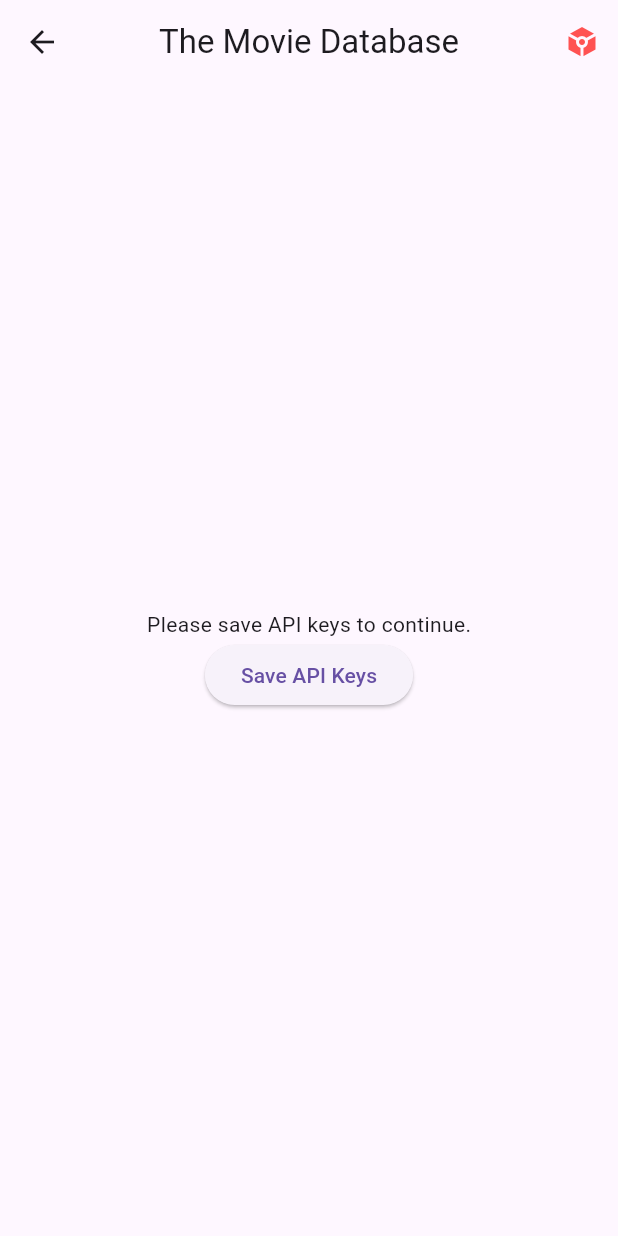
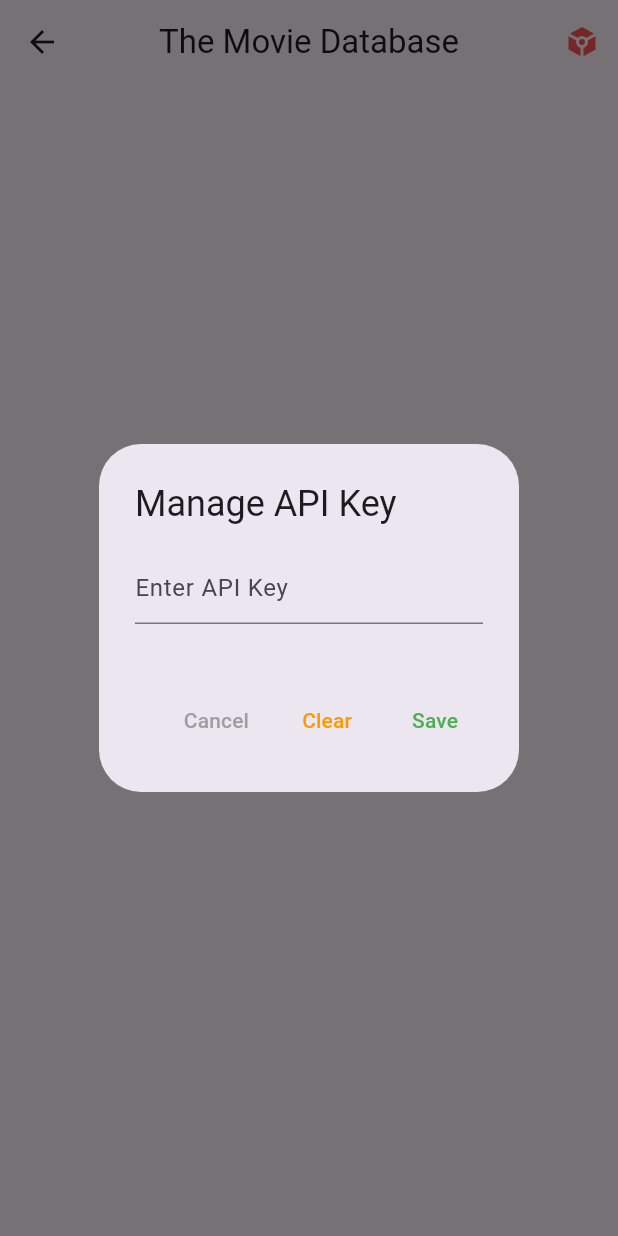
Before and after one commit to nqminh2417/Echo52Hz, a Flutter app: the TmdbScreen screen opened by its route, after a tap on the "token" icon, on a phone screen of 412 x 824 dp. Run offline on Flutter 3.47's test engine with Material 3 defaults, Android fonts, the phone set to English and light mode, and no system bars; our stand-ins replace device_info_plus, firebase_auth, firebase_core, flutter_dotenv, flutter_secure_storage, sqflite; missing offline and left inert: mongo_dart, pointycastle; accounts and stored records are empty.

Commit message:
the movie db (2) display list trending movies

```diff
--- a/lib/features/the_movie_database/tmdb_screen.dart
+++ b/lib/features/the_movie_database/tmdb_screen.dart
@@ -12,6 +12,9 @@
 
 class _TmdbScreenState extends State<TmdbScreen> {
   bool _apiKeySaved = false;
+  String _savedApiKey = '';
+  List<dynamic> _trendingMovies = [];
+  bool _isLoading = false;
 
   @override
   void initState() {
@@ -24,25 +27,52 @@
     final apiKey = await TmdbService.getApiKey();
     setState(() {
       _apiKeySaved = apiKey.isNotEmpty;
+      _savedApiKey = apiKey;
+      if (_apiKeySaved) {
+        _fetchTrendingMovies();
+      }
+    });
+  }
+
+  Future<void> _fetchTrendingMovies() async {
+    setState(() {
+      _isLoading = true;
+    });
+    final movies = await TmdbService.fetchTrendingMovies();
+    setState(() {
+      _trendingMovies = movies;
+      _isLoading = false;
     });
   }
 
   Future<void> _showSaveApiKeyDialog() async {
-    TextEditingController apiKeyController = TextEditingController();
+    TextEditingController apiKeyController = TextEditingController(text: _savedApiKey);
 
     return showDialog(
       context: context,
       barrierDismissible: false,
       builder: (context) => AlertDialog(
-        title: const Text('Enter API Key'),
-        content: TextField(
+        title: const Text('Manage API Key'),
+        content: Column(
+          mainAxisSize: MainAxisSize.min,
+          children: [
+            TextField(
               controller: apiKeyController,
               decoration: const InputDecoration(hintText: 'Enter API Key'),
+            ),
+            const SizedBox(height: 16),
+          ],
         ),
         actions: [
           TextButton(
             onPressed: () => Navigator.pop(context),
-            child: const Text('Cancel'),
+            child: const Text('Cancel', style: TextStyle(color: Colors.grey)),
+          ),
+          TextButton(
+            onPressed: () async {
+              apiKeyController.clear();
+            },
+            child: const Text('Clear', style: TextStyle(color: Colors.orange)),
           ),
           TextButton(
             onPressed: () async {
@@ -50,10 +80,12 @@
               await TmdbService.saveApiKey(apiKey);
               setState(() {
                 _apiKeySaved = true;
+                _savedApiKey = apiKey;
               });
               Navigator.pop(context);
+              _checkSavedApiKey();
             },
-            child: const Text('Save'),
+            child: const Text('Save', style: TextStyle(color: Colors.green)),
           ),
         ],
       ),
@@ -75,27 +107,34 @@
                 Icons.token,
                 color: _apiKeySaved ? Colors.greenAccent : Colors.redAccent,
               ),
-            onPressed: () {
-              // _searchMovies();
-            },
+              onPressed: () => _showSaveApiKeyDialog(),
             ),
           ],
         ),
+        // if (!_apiKeySaved) const Text('Please save API keys to continue.'),
         body: Center(
           child: Column(
-          mainAxisAlignment: MainAxisAlignment.center,
             children: [
-            if (_apiKeySaved)
-              // Display movie data or other content
-              const Text('API keys are saved. Ready to fetch movies!'),
-            if (!_apiKeySaved) const Text('Please save API keys to continue.'),
-            ElevatedButton(
-              onPressed: !_apiKeySaved ? _showSaveApiKeyDialog : null,
-              child: const Text('Save API Keys'),
+              if (_isLoading) const Center(child: CircularProgressIndicator()),
+              if (_apiKeySaved && !_isLoading)
+                Expanded(
+                  child: ListView.builder(
+                    shrinkWrap: true,
+                    itemCount: _trendingMovies.length,
+                    itemBuilder: (context, index) {
+                      final movie = _trendingMovies[index];
+                      return ListTile(
+                        title: Text(movie['title']),
+                        onTap: () {
+                          // Navigate to a movie details screen
+                          // Navigator.push(context, MaterialPageRoute(builder: (context) => MovieDetailsScreen(movieId: movie['id'])));
+                        },
+                      );
+                    },
+                  ),
                 ),
             ],
           ),
-      ),
-    );
+        ));
   }
 }
--- a/pubspec.yaml
+++ b/pubspec.yaml
@@ -16,6 +16,7 @@
     sdk: flutter
   flutter_dotenv: ^5.1.0
   flutter_secure_storage: ^4.2.1
+  http: ^1.2.2
   intl: ^0.19.0
   mongo_dart: ^0.10.3
   path: ^1.9.0
```
Also changed, not shown: lib/features/the_movie_database/tmdb_service.dart (+21 -0 lines), pubspec.lock. Lines whose indentation alone changed are shown as unchanged.
